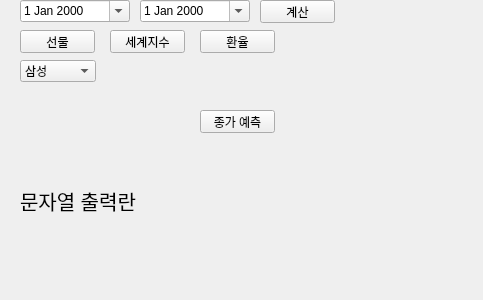
Old version of the form test.ui in the repository kimyoungjun97/final_for_quant_app.
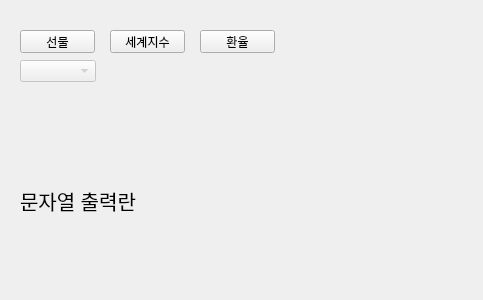
New version of the form.

Patch:
```diff
--- a/test.ui
+++ b/test.ui
@@ -13,19 +13,6 @@
   <property name="windowTitle">
    <string>Form</string>
   </property>
-  <widget class="QPushButton" name="btn_01">
-   <property name="geometry">
-    <rect>
-     <x>200</x>
-     <y>110</y>
-     <width>75</width>
-     <height>23</height>
-    </rect>
-   </property>
-   <property name="text">
-    <string>종가 예측</string>
-   </property>
-  </widget>
   <widget class="QLabel" name="lbl_01">
    <property name="geometry">
     <rect>
@@ -45,6 +32,9 @@
    </property>
   </widget>
   <widget class="QComboBox" name="cbox_list">
+   <property name="enabled">
+    <bool>false</bool>
+   </property>
    <property name="geometry">
     <rect>
      <x>20</x>
@@ -52,60 +42,6 @@
      <width>76</width>
      <height>22</height>
     </rect>
-   </property>
-   <item>
-    <property name="text">
-     <string>삼성</string>
-    </property>
-   </item>
-   <item>
-    <property name="text">
-     <string>주식2</string>
-    </property>
-   </item>
-   <item>
-    <property name="text">
-     <string>주식3</string>
-    </property>
-   </item>
-  </widget>
-  <widget class="QDateEdit" name="date_02">
-   <property name="geometry">
-    <rect>
-     <x>140</x>
-     <y>0</y>
-     <width>110</width>
-     <height>22</height>
-    </rect>
-   </property>
-   <property name="calendarPopup">
-    <bool>true</bool>
-   </property>
-  </widget>
-  <widget class="QDateEdit" name="date_01">
-   <property name="geometry">
-    <rect>
-     <x>20</x>
-     <y>0</y>
-     <width>110</width>
-     <height>22</height>
-    </rect>
-   </property>
-   <property name="calendarPopup">
-    <bool>true</bool>
-   </property>
-  </widget>
-  <widget class="QPushButton" name="btn_02">
-   <property name="geometry">
-    <rect>
-     <x>260</x>
-     <y>0</y>
-     <width>75</width>
-     <height>23</height>
-    </rect>
-   </property>
-   <property name="text">
-    <string>계산</string>
    </property>
   </widget>
   <widget class="QPushButton" name="btn_futures">
```
